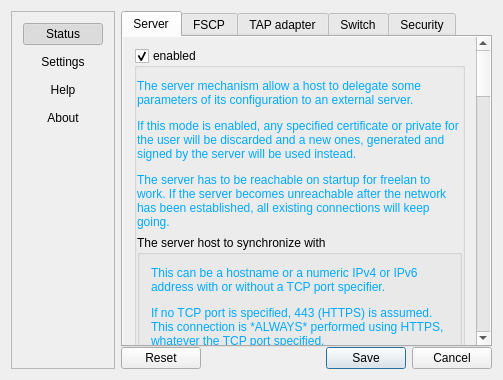
Qt form src/Freelan_gui.ui (freelan-developers/freelan-gui) before a commit.
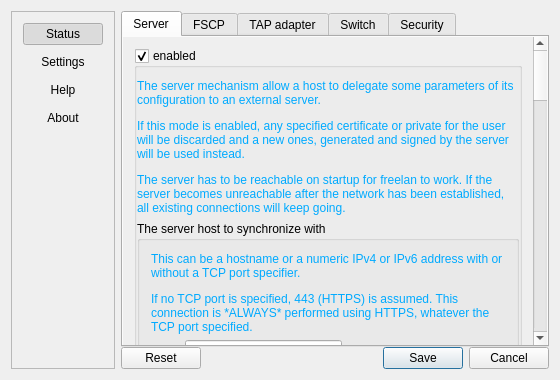
The same form after that commit. The open tabs and pages were chosen to show the change.

Patch:
```diff
--- a/src/Freelan_gui.ui
+++ b/src/Freelan_gui.ui
@@ -6,7 +6,7 @@
    <rect>
     <x>0</x>
     <y>0</y>
-    <width>503</width>
+    <width>560</width>
     <height>380</height>
    </rect>
   </property>
@@ -179,6 +179,9 @@
             </property>
             <item>
              <widget class="QScrollArea" name="server_scrollarea">
+              <property name="autoFillBackground">
+               <bool>false</bool>
+              </property>
               <property name="frameShape">
                <enum>QFrame::NoFrame</enum>
               </property>
@@ -192,9 +195,9 @@
                <property name="geometry">
                 <rect>
                  <x>0</x>
-                 <y>0</y>
-                 <width>361</width>
-                 <height>1558</height>
+                 <y>-391</y>
+                 <width>418</width>
+                 <height>1497</height>
                 </rect>
                </property>
                <layout class="QVBoxLayout" name="verticalLayout_12">
```
Left out of the diff: 127 changed lines with no effect on the pictures.
